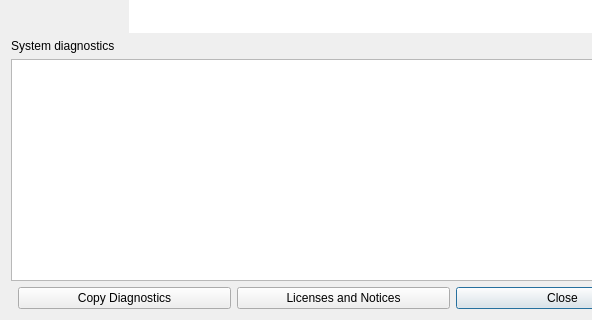
Old version of the form src/foammesh/view/menu/help/about_dialog.ui in the repository TheErevnaa/FoamMesh; both pictures show x 0 to 592 and y 200 to 520 of the 680 by 520 pixel window.
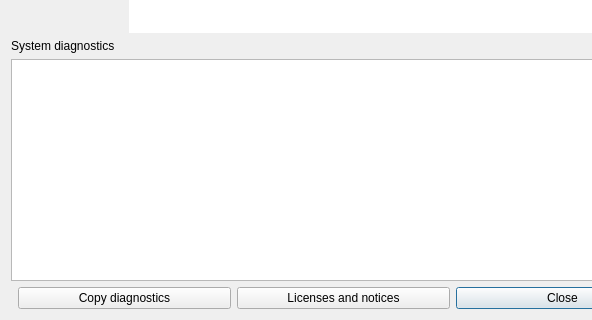
New version of the form.

Patch:
```diff
--- a/src/foammesh/view/menu/help/about_dialog.ui
+++ b/src/foammesh/view/menu/help/about_dialog.ui
@@ -40,8 +40,8 @@
    <item>
     <layout class="QHBoxLayout" name="buttonLayout">
      <item><spacer name="buttonSpacer"><property name="orientation"><enum>Qt::Horizontal</enum></property></spacer></item>
-     <item><widget class="QPushButton" name="copyDiagnostics"><property name="text"><string>Copy Diagnostics</string></property></widget></item>
-     <item><widget class="QPushButton" name="thirdPartySoftwares"><property name="text"><string>Licenses and Notices</string></property></widget></item>
+     <item><widget class="QPushButton" name="copyDiagnostics"><property name="text"><string>Copy diagnostics</string></property></widget></item>
+     <item><widget class="QPushButton" name="thirdPartySoftwares"><property name="text"><string>Licenses and notices</string></property></widget></item>
      <item><widget class="QPushButton" name="close"><property name="text"><string>Close</string></property><property name="default"><bool>true</bool></property></widget></item>
     </layout>
    </item>
```
